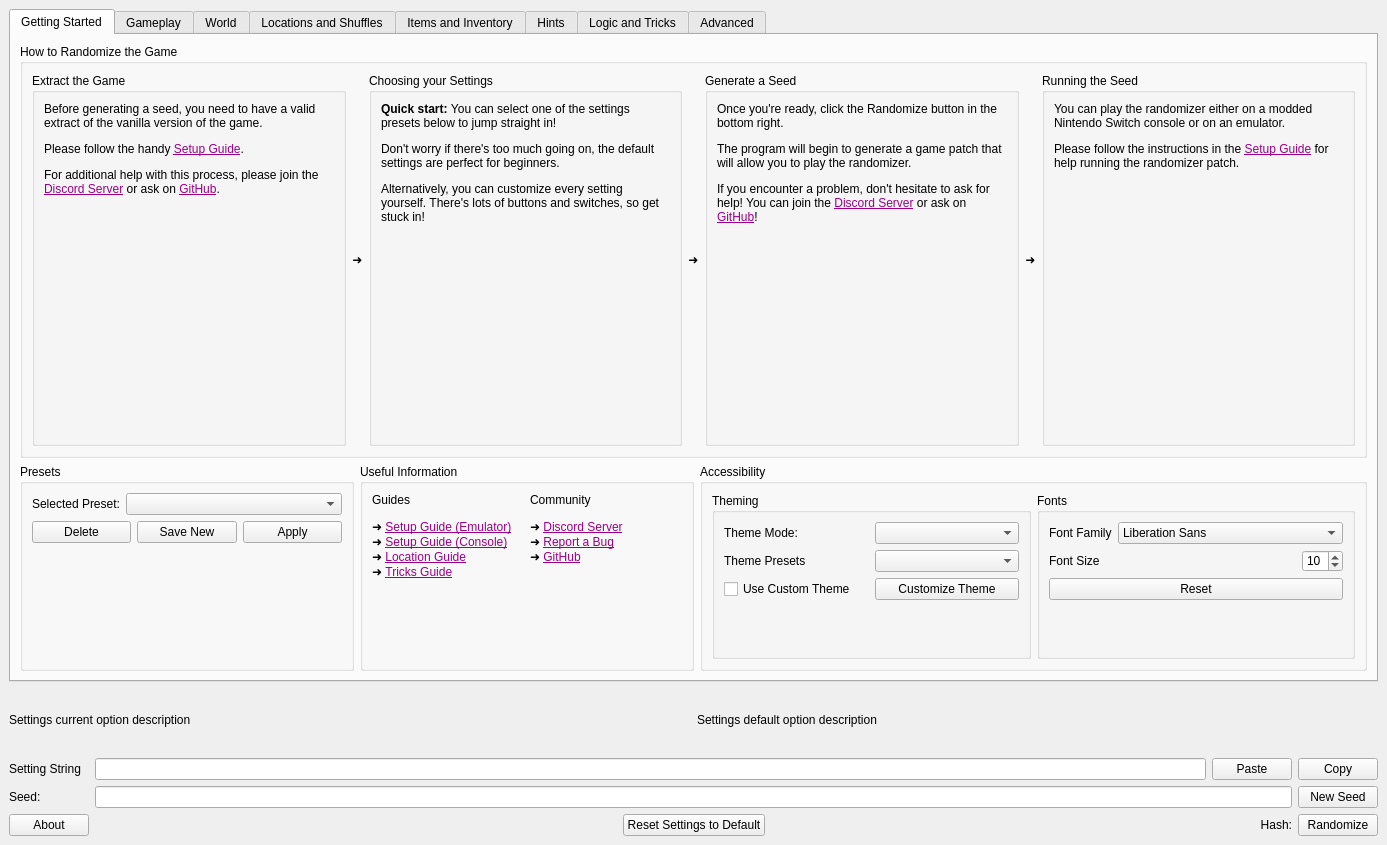
First picture: the form in gui/ui/main.ui, repository mint-choc-chip-skyblade/sshd-rando, before the edit.
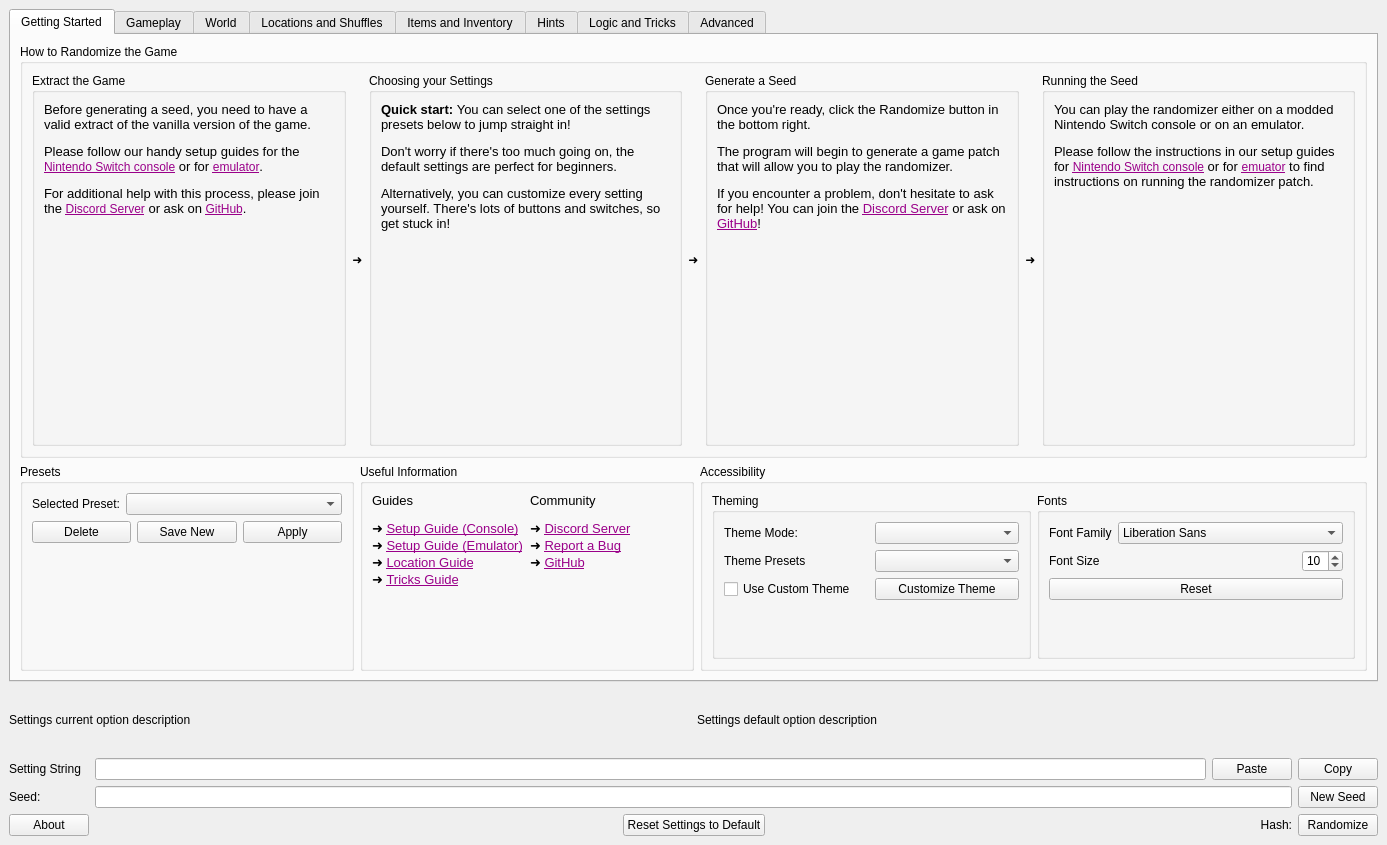
Second picture: the form after the edit. The open tabs and pages were chosen to show the change. Custom widgets are drawn as their Qt base class.

Commit message: Fix GUI font sizing and add separate console/emu links

The edit to the form file:
```diff
--- a/gui/ui/main.ui
+++ b/gui/ui/main.ui
@@ -82,16 +82,7 @@
                  </sizepolicy>
                 </property>
                 <property name="text">
-                 <string>&lt;!DOCTYPE HTML PUBLIC &quot;-//W3C//DTD HTML 4.0//EN&quot; &quot;http://www.w3.org/TR/REC-html40/strict.dtd&quot;&gt;
-&lt;html&gt;&lt;head&gt;&lt;meta name=&quot;qrichtext&quot; content=&quot;1&quot; /&gt;&lt;meta charset=&quot;utf-8&quot; /&gt;&lt;style type=&quot;text/css&quot;&gt;
-p, li { white-space: pre-wrap; }
-hr { height: 1px; border-width: 0; }
-li.unchecked::marker { content: &quot;\2610&quot;; }
-li.checked::marker { content: &quot;\2612&quot;; }
-&lt;/style&gt;&lt;/head&gt;&lt;body style=&quot; font-family:'Segoe UI'; font-size:9pt; font-weight:400; font-style:normal;&quot;&gt;
-&lt;p style=&quot; margin-top:12px; margin-bottom:12px; margin-left:0px; margin-right:0px; -qt-block-indent:0; text-indent:0px;&quot;&gt;Before generating a seed, you need to have a valid extract of the vanilla version of the game.&lt;/p&gt;
-&lt;p style=&quot; margin-top:12px; margin-bottom:12px; margin-left:0px; margin-right:0px; -qt-block-indent:0; text-indent:0px;&quot;&gt;Please follow the handy &lt;a href=&quot;https://docs.google.com/document/d/1HHQRXND0n-ZrmhEl4eXjzMANQ-xHK3pKKXPQqSbwXwY/edit#heading=h.pao81jj67p20&quot;&gt;&lt;span style=&quot; text-decoration: underline; color:#9a0089;&quot;&gt;Setup Guide&lt;/span&gt;&lt;/a&gt;.&lt;/p&gt;
-&lt;p style=&quot; margin-top:12px; margin-bottom:12px; margin-left:0px; margin-right:0px; -qt-block-indent:0; text-indent:0px;&quot;&gt;For additional help with this process, please join the &lt;a href=&quot;https://discord.gg/nNbpfH5jyG&quot;&gt;&lt;span style=&quot; text-decoration: underline; color:#9a0089;&quot;&gt;Discord Server&lt;/span&gt;&lt;/a&gt; or ask on &lt;a href=&quot;https://github.com/mint-choc-chip-skyblade/sshd-rando/issues&quot;&gt;&lt;span style=&quot; text-decoration: underline; color:#9a0089;&quot;&gt;GitHub&lt;/span&gt;&lt;/a&gt;.&lt;/p&gt;&lt;/body&gt;&lt;/html&gt;</string>
+                 <string>&lt;html&gt;&lt;head/&gt;&lt;body&gt;&lt;p&gt;&lt;span style=&quot; font-size:10pt;&quot;&gt;Before generating a seed, you need to have a valid extract of the vanilla version of the game.&lt;/span&gt;&lt;/p&gt;&lt;p&gt;&lt;span style=&quot; font-size:10pt;&quot;&gt;Please follow our handy setup guides for the &lt;/span&gt;&lt;a href=&quot;https://docs.google.com/document/d/1VXNME7SVD5EU7NNn9dQ15_Q9-v9OJAHOX-hSor0n2dg&quot;&gt;&lt;span style=&quot; text-decoration: underline; color:#9a0089;&quot;&gt;Nintendo Switch console&lt;/span&gt;&lt;/a&gt;&lt;span style=&quot; font-size:10pt;&quot;&gt; or for &lt;/span&gt;&lt;a href=&quot;https://docs.google.com/document/d/1HHQRXND0n-ZrmhEl4eXjzMANQ-xHK3pKKXPQqSbwXwY&quot;&gt;&lt;span style=&quot; text-decoration: underline; color:#9a0089;&quot;&gt;emulator&lt;/span&gt;&lt;/a&gt;&lt;span style=&quot; font-size:10pt;&quot;&gt;.&lt;/span&gt;&lt;/p&gt;&lt;p&gt;&lt;span style=&quot; font-size:10pt;&quot;&gt;For additional help with this process, please join the &lt;/span&gt;&lt;a href=&quot;https://discord.gg/nNbpfH5jyG&quot;&gt;&lt;span style=&quot; text-decoration: underline; color:#9a0089;&quot;&gt;Discord Server&lt;/span&gt;&lt;/a&gt;&lt;span style=&quot; font-size:10pt;&quot;&gt; or ask on &lt;/span&gt;&lt;a href=&quot;https://github.com/mint-choc-chip-skyblade/sshd-rando/issues&quot;&gt;&lt;span style=&quot; text-decoration: underline; color:#9a0089;&quot;&gt;GitHub&lt;/span&gt;&lt;/a&gt;&lt;span style=&quot; font-size:10pt;&quot;&gt;.&lt;/span&gt;&lt;/p&gt;&lt;/body&gt;&lt;/html&gt;</string>
                 </property>
                 <property name="textFormat">
                  <enum>Qt::RichText</enum>
@@ -150,7 +141,7 @@
                  </sizepolicy>
                 </property>
                 <property name="text">
-                 <string>&lt;html&gt;&lt;head/&gt;&lt;body&gt;&lt;p&gt;&lt;span style=&quot; font-weight:700;&quot;&gt;Quick start: &lt;/span&gt;You can select one of the settings presets below to jump straight in!&lt;/p&gt;&lt;p&gt;Don't worry if there's too much going on, the default settings are perfect for beginners.&lt;/p&gt;&lt;p&gt;Alternatively, you can customize every setting yourself. There's lots of buttons and switches, so get stuck in!&lt;/p&gt;&lt;/body&gt;&lt;/html&gt;</string>
+                 <string>&lt;html&gt;&lt;head/&gt;&lt;body&gt;&lt;p&gt;&lt;span style=&quot; font-size:10pt; font-weight:700;&quot;&gt;Quick start: &lt;/span&gt;&lt;span style=&quot; font-size:10pt;&quot;&gt;You can select one of the settings presets below to jump straight in!&lt;/span&gt;&lt;/p&gt;&lt;p&gt;&lt;span style=&quot; font-size:10pt;&quot;&gt;Don't worry if there's too much going on, the default settings are perfect for beginners.&lt;/span&gt;&lt;/p&gt;&lt;p&gt;&lt;span style=&quot; font-size:10pt;&quot;&gt;Alternatively, you can customize every setting yourself. There's lots of buttons and switches, so get stuck in!&lt;/span&gt;&lt;/p&gt;&lt;/body&gt;&lt;/html&gt;</string>
                 </property>
                 <property name="textFormat">
                  <enum>Qt::RichText</enum>
@@ -203,7 +194,7 @@
                  </sizepolicy>
                 </property>
                 <property name="text">
-                 <string>&lt;html&gt;&lt;head/&gt;&lt;body&gt;&lt;p&gt;Once you're ready, click the &lt;span style=&quot; font-family:'Courier New';&quot;&gt;Randomize&lt;/span&gt; button in the bottom right.&lt;/p&gt;&lt;p&gt;The program will begin to generate a game patch that will allow you to play the randomizer.&lt;/p&gt;&lt;p&gt;If you encounter a problem, don't hesitate to ask for help! You can join the &lt;a href=&quot;https://discord.gg/nNbpfH5jyG&quot;&gt;&lt;span style=&quot; text-decoration: underline; color:#9a0089;&quot;&gt;Discord Server&lt;/span&gt;&lt;/a&gt; or ask on &lt;a href=&quot;https://github.com/mint-choc-chip-skyblade/sshd-rando/issues&quot;&gt;&lt;span style=&quot; text-decoration: underline; color:#9a0089;&quot;&gt;GitHub&lt;/span&gt;&lt;/a&gt;!&lt;/p&gt;&lt;/body&gt;&lt;/html&gt;</string>
+                 <string>&lt;html&gt;&lt;head/&gt;&lt;body&gt;&lt;p&gt;&lt;span style=&quot; font-size:10pt;&quot;&gt;Once you're ready, click the &lt;/span&gt;&lt;span style=&quot; font-family:'Courier New'; font-size:10pt;&quot;&gt;Randomize&lt;/span&gt;&lt;span style=&quot; font-size:10pt;&quot;&gt; button in the bottom right.&lt;/span&gt;&lt;/p&gt;&lt;p&gt;&lt;span style=&quot; font-size:10pt;&quot;&gt;The program will begin to generate a game patch that will allow you to play the randomizer.&lt;/span&gt;&lt;/p&gt;&lt;p&gt;&lt;span style=&quot; font-size:10pt;&quot;&gt;If you encounter a problem, don't hesitate to ask for help! You can join the &lt;/span&gt;&lt;a href=&quot;https://discord.gg/nNbpfH5jyG&quot;&gt;&lt;span style=&quot; font-size:10pt; text-decoration: underline; color:#9a0089;&quot;&gt;Discord Server&lt;/span&gt;&lt;/a&gt;&lt;span style=&quot; font-size:10pt;&quot;&gt; or ask on &lt;/span&gt;&lt;a href=&quot;https://github.com/mint-choc-chip-skyblade/sshd-rando/issues&quot;&gt;&lt;span style=&quot; font-size:10pt; text-decoration: underline; color:#9a0089;&quot;&gt;GitHub&lt;/span&gt;&lt;/a&gt;&lt;span style=&quot; font-size:10pt;&quot;&gt;!&lt;/span&gt;&lt;/p&gt;&lt;/body&gt;&lt;/html&gt;</string>
                 </property>
                 <property name="textFormat">
                  <enum>Qt::RichText</enum>
@@ -262,7 +253,7 @@
                  </sizepolicy>
                 </property>
                 <property name="text">
-                 <string>&lt;html&gt;&lt;head/&gt;&lt;body&gt;&lt;p&gt;You can play the randomizer either on a modded Nintendo Switch console or on an emulator.&lt;/p&gt;&lt;p&gt;Please follow the instructions in the &lt;a href=&quot;https://docs.google.com/document/d/1HHQRXND0n-ZrmhEl4eXjzMANQ-xHK3pKKXPQqSbwXwY/edit#heading=h.rs7bif5we63c&quot;&gt;&lt;span style=&quot; text-decoration: underline; color:#9a0089;&quot;&gt;Setup Guide&lt;/span&gt;&lt;/a&gt; for help running the randomizer patch.&lt;/p&gt;&lt;/body&gt;&lt;/html&gt;</string>
+                 <string>&lt;html&gt;&lt;head/&gt;&lt;body&gt;&lt;p&gt;&lt;span style=&quot; font-size:10pt;&quot;&gt;You can play the randomizer either on a modded Nintendo Switch console or on an emulator.&lt;/span&gt;&lt;/p&gt;&lt;p&gt;&lt;span style=&quot; font-size:10pt;&quot;&gt;Please follow the instructions in our setup guides for &lt;/span&gt;&lt;a href=&quot;https://docs.google.com/document/d/1VXNME7SVD5EU7NNn9dQ15_Q9-v9OJAHOX-hSor0n2dg&quot;&gt;&lt;span style=&quot; text-decoration: underline; color:#9a0089;&quot;&gt;Nintendo Switch console&lt;/span&gt;&lt;/a&gt;&lt;span style=&quot; font-size:10pt;&quot;&gt; or for &lt;/span&gt;&lt;a href=&quot;https://docs.google.com/document/d/1HHQRXND0n-ZrmhEl4eXjzMANQ-xHK3pKKXPQqSbwXwY&quot;&gt;&lt;span style=&quot; text-decoration: underline; color:#9a0089;&quot;&gt;emuator&lt;/span&gt;&lt;/a&gt;&lt;span style=&quot; font-size:10pt;&quot;&gt; to find instructions on running the randomizer patch.&lt;/span&gt;&lt;/p&gt;&lt;/body&gt;&lt;/html&gt;</string>
                 </property>
                 <property name="textFormat">
                  <enum>Qt::RichText</enum>
@@ -316,7 +307,7 @@
                 </sizepolicy>
                </property>
                <property name="text">
-                <string>&lt;html&gt;&lt;head/&gt;&lt;body&gt;&lt;p&gt;Guides&lt;/p&gt;&lt;p&gt;➜ &lt;a href=&quot;https://docs.google.com/document/d/1HHQRXND0n-ZrmhEl4eXjzMANQ-xHK3pKKXPQqSbwXwY&quot;&gt;&lt;span style=&quot; text-decoration: underline; color:#9a0089;&quot;&gt;Setup Guide (Emulator)&lt;/span&gt;&lt;/a&gt;&lt;br/&gt;➜ &lt;a href=&quot;https://docs.google.com/document/d/1VXNME7SVD5EU7NNn9dQ15_Q9-v9OJAHOX-hSor0n2dg&quot;&gt;&lt;span style=&quot; text-decoration: underline; color:#9a0089;&quot;&gt;Setup Guide (Console)&lt;/span&gt;&lt;/a&gt;&lt;br/&gt;➜ &lt;a href=&quot;https://docs.google.com/document/d/1VXNME7SVD5EU7NNn9dQ15_Q9-v9OJAHOX-hSor0n2dg/edit#heading=h.9bzfdyr09f0y&quot;&gt;&lt;span style=&quot; text-decoration: underline; color:#9a0089;&quot;&gt;Location Guide&lt;/span&gt;&lt;/a&gt;&lt;br/&gt;➜ &lt;a href=&quot;https://docs.google.com/document/d/1Dm0jhwXWIvPLuvl-JoRqocTKjXM_jRRmryYqpQMO_6w&quot;&gt;&lt;span style=&quot; text-decoration: underline; color:#9a0089;&quot;&gt;Tricks Guide&lt;/span&gt;&lt;/a&gt;&lt;/p&gt;&lt;/body&gt;&lt;/html&gt;</string>
+                <string>&lt;html&gt;&lt;head/&gt;&lt;body&gt;&lt;p&gt;&lt;span style=&quot; font-size:10pt;&quot;&gt;Guides&lt;/span&gt;&lt;/p&gt;&lt;p&gt;&lt;span style=&quot; font-size:10pt;&quot;&gt;➜ &lt;/span&gt;&lt;a href=&quot;https://docs.google.com/document/d/1VXNME7SVD5EU7NNn9dQ15_Q9-v9OJAHOX-hSor0n2dg&quot;&gt;&lt;span style=&quot; font-size:10pt; text-decoration: underline; color:#9a0089;&quot;&gt;Setup Guide (Console)&lt;/span&gt;&lt;/a&gt;&lt;span style=&quot; font-size:10pt;&quot;&gt;&lt;br/&gt;➜ &lt;/span&gt;&lt;a href=&quot;https://docs.google.com/document/d/1HHQRXND0n-ZrmhEl4eXjzMANQ-xHK3pKKXPQqSbwXwY&quot;&gt;&lt;span style=&quot; font-size:10pt; text-decoration: underline; color:#9a0089;&quot;&gt;Setup Guide (Emulator)&lt;/span&gt;&lt;/a&gt;&lt;span style=&quot; font-size:10pt;&quot;&gt;&lt;br/&gt;➜ &lt;/span&gt;&lt;a href=&quot;https://docs.google.com/document/d/1bb6GoCBFVREc-wHscRBTfZrftN1OA639iML2azdXqXE&quot;&gt;&lt;span style=&quot; font-size:10pt; text-decoration: underline; color:#9a0089;&quot;&gt;Location Guide&lt;/span&gt;&lt;/a&gt;&lt;span style=&quot; font-size:10pt;&quot;&gt;&lt;br/&gt;➜ &lt;/span&gt;&lt;a href=&quot;https://docs.google.com/document/d/1Dm0jhwXWIvPLuvl-JoRqocTKjXM_jRRmryYqpQMO_6w&quot;&gt;&lt;span style=&quot; font-size:10pt; text-decoration: underline; color:#9a0089;&quot;&gt;Tricks Guide&lt;/span&gt;&lt;/a&gt;&lt;/p&gt;&lt;/body&gt;&lt;/html&gt;</string>
                </property>
                <property name="textFormat">
                 <enum>Qt::RichText</enum>
@@ -344,7 +335,7 @@
                 </sizepolicy>
                </property>
                <property name="text">
-                <string>&lt;html&gt;&lt;head/&gt;&lt;body&gt;&lt;p&gt;Community&lt;/p&gt;&lt;p&gt;&lt;span style=&quot; font-weight:700;&quot;&gt;➜ &lt;/span&gt;&lt;a href=&quot;https://discord.gg/nNbpfH5jyG&quot;&gt;&lt;span style=&quot; text-decoration: underline; color:#9a0089;&quot;&gt;Discord Server&lt;/span&gt;&lt;/a&gt;&lt;br/&gt;&lt;span style=&quot; font-weight:700;&quot;&gt;➜ &lt;/span&gt;&lt;a href=&quot;https://github.com/mint-choc-chip-skyblade/sshd-rando/issues&quot;&gt;&lt;span style=&quot; text-decoration: underline; color:#9a0089;&quot;&gt;Report a Bug&lt;/span&gt;&lt;/a&gt;&lt;br/&gt;&lt;span style=&quot; font-weight:700;&quot;&gt;➜ &lt;/span&gt;&lt;a href=&quot;https://github.com/mint-choc-chip-skyblade/sshd-rando&quot;&gt;&lt;span style=&quot; text-decoration: underline; color:#9a0089;&quot;&gt;GitHub&lt;/span&gt;&lt;/a&gt;&lt;/p&gt;&lt;/body&gt;&lt;/html&gt;</string>
+                <string>&lt;html&gt;&lt;head/&gt;&lt;body&gt;&lt;p&gt;&lt;span style=&quot; font-size:10pt;&quot;&gt;Community&lt;/span&gt;&lt;/p&gt;&lt;p&gt;&lt;span style=&quot; font-size:10pt; font-weight:700;&quot;&gt;➜ &lt;/span&gt;&lt;a href=&quot;https://discord.gg/nNbpfH5jyG&quot;&gt;&lt;span style=&quot; font-size:10pt; text-decoration: underline; color:#9a0089;&quot;&gt;Discord Server&lt;/span&gt;&lt;/a&gt;&lt;span style=&quot; font-size:10pt;&quot;&gt;&lt;br/&gt;&lt;/span&gt;&lt;span style=&quot; font-size:10pt; font-weight:700;&quot;&gt;➜ &lt;/span&gt;&lt;a href=&quot;https://github.com/mint-choc-chip-skyblade/sshd-rando/issues&quot;&gt;&lt;span style=&quot; font-size:10pt; text-decoration: underline; color:#9a0089;&quot;&gt;Report a Bug&lt;/span&gt;&lt;/a&gt;&lt;span style=&quot; font-size:10pt;&quot;&gt;&lt;br/&gt;&lt;/span&gt;&lt;span style=&quot; font-size:10pt; font-weight:700;&quot;&gt;➜ &lt;/span&gt;&lt;a href=&quot;https://github.com/mint-choc-chip-skyblade/sshd-rando&quot;&gt;&lt;span style=&quot; font-size:10pt; text-decoration: underline; color:#9a0089;&quot;&gt;GitHub&lt;/span&gt;&lt;/a&gt;&lt;/p&gt;&lt;/body&gt;&lt;/html&gt;</string>
                </property>
                <property name="textFormat">
                 <enum>Qt::RichText</enum>
```
Left out of the diff: 2 changed lines with no effect on the pictures. The commit also changes 1 other file.
